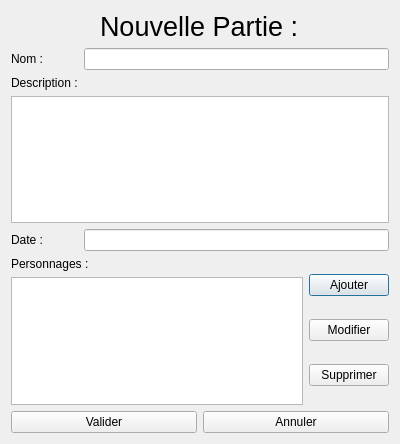
First picture: the form in fenetre/formNouvellePartie.ui, repository helarion/Application-JDR, before the edit.
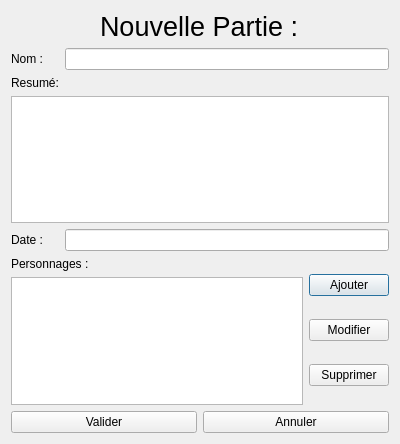
Second picture: the form after the edit.

Patch:
```diff
--- a/fenetre/formNouvellePartie.ui
+++ b/fenetre/formNouvellePartie.ui
@@ -47,7 +47,7 @@
      <item row="2" column="0">
       <widget class="QLabel" name="label_4">
        <property name="text">
-        <string>Description :</string>
+        <string>Resumé:</string>
        </property>
       </widget>
      </item>
```
